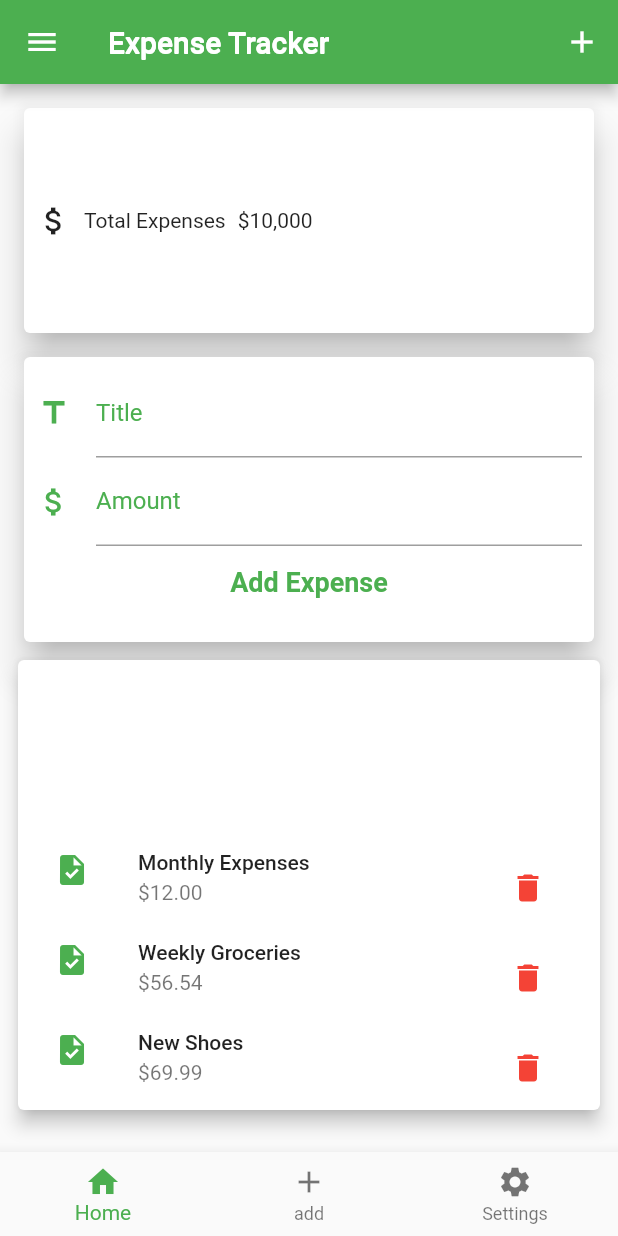
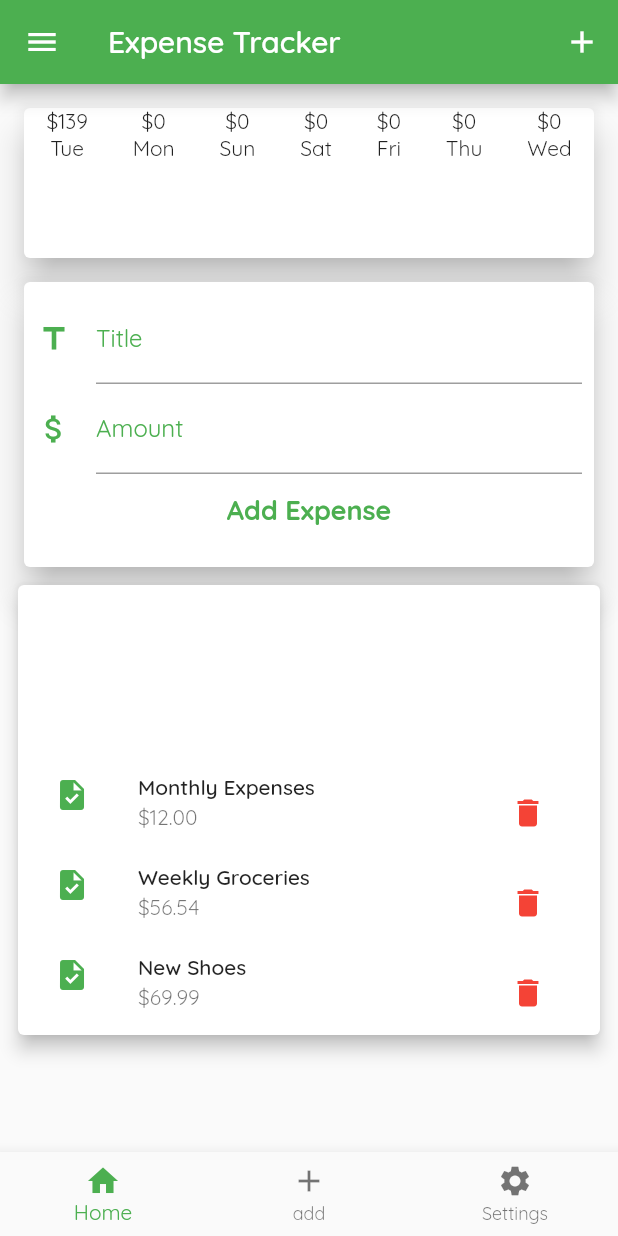
Before and after one commit to doziestar/tutisApp, a Flutter app: the screen it shows after launch, on a phone screen of 412 x 824 dp. Run offline on Flutter 3.47's test engine with Material 2 defaults, Android fonts, the phone set to English and light mode, and no system bars.

Commit message:
🐛  bug fix

```diff
--- a/lib/body.dart
+++ b/lib/body.dart
@@ -1,6 +1,7 @@
 import 'package:flutter/material.dart';
 
 import './models/transaction.dart';
+import './widget/chart.dart';
 import './widget/helper.dart';
 import './widget/transact_list.dart';
 
@@ -32,6 +33,16 @@ class _BodyState extends State<Body> {
         transactions.removeWhere((transaction) => transaction.id == id);
       },
     );
+  }
+
+  List<Transaction> get _recentTransactions {
+    return transactions.where((transaction) {
+      return transaction.date.isAfter(
+        DateTime.now().subtract(
+          const Duration(days: 7),
+        ),
+      );
+    }).toList();
   }
 
   void _showModalBottomSheet(BuildContext context) {
@@ -123,7 +134,9 @@ class _BodyState extends State<Body> {
       appBar: AppBar(
         toolbarTextStyle: const TextStyle(color: Colors.white),
         flexibleSpace: const FlexibleSpaceBar(
-          title: Text('Expense Tracker'),
+          title: Text(
+            'Expense Tracker',
+          ),
         ),
         actions: [
           IconButton(
@@ -133,7 +146,6 @@ class _BodyState extends State<Body> {
             },
           )
         ],
-        title: const Text("Expense Tracker"),
       ),
       body: transactions.isNotEmpty
           ? SingleChildScrollView(
@@ -141,23 +153,7 @@ class _BodyState extends State<Body> {
                 padding: const EdgeInsets.all(8),
                 child: Column(
                   children: [
-                    Card(
-                      elevation: 10,
-                      margin: const EdgeInsets.all(8),
-                      child: Container(
-                        height: 150,
-                        padding: const EdgeInsets.all(8),
-                        child: Row(
-                          children: const [
-                            Icon(Icons.attach_money),
-                            SizedBox(width: 8),
-                            Text('Total Expenses'),
-                            SizedBox(width: 8),
-                            Text('\$10,000'),
-                          ],
-                        ),
-                      ),
-                    ),
+                    Chart(_recentTransactions),
                     AddTransactionCard(_addTransaction),
                     TransactionOutput(_deleteTransaction),
                   ],
--- a/lib/main.dart
+++ b/lib/main.dart
@@ -1,4 +1,5 @@
 import 'package:flutter/material.dart';
+import 'package:flutter/services.dart';
 
 import 'body.dart';
 
@@ -19,6 +20,23 @@ class ExpenseTracker extends StatelessWidget {
           secondary: Colors.amber,
         ),
         primarySwatch: Colors.green,
+        fontFamily: 'Quicksand',
+        appBarTheme: ThemeData.light().appBarTheme.copyWith(
+              color: Colors.green,
+              elevation: 5,
+              systemOverlayStyle: SystemUiOverlayStyle.light,
+              iconTheme: const IconThemeData(color: Colors.white),
+              titleTextStyle: const TextStyle(
+                shadows: [
+                  Shadow(
+                    blurRadius: 10,
+                  ),
+                ],
+                color: Colors.white,
+                fontWeight: FontWeight.bold,
+                fontFamily: 'OpenSans',
+              ),
+            ),
       ),
       darkTheme: ThemeData(
         brightness: Brightness.dark,
--- /dev/null
+++ b/lib/widget/chart.dart
@@ -0,0 +1,117 @@
+import 'package:flutter/material.dart';
+import 'package:intl/intl.dart';
+import 'package:tutis/models/transaction.dart';
+
+class Chart extends StatelessWidget {
+  List<Transaction> transactions;
+
+  Chart(this.transactions);
+
+  List<Map<String, Object>> get groupedTransactionValues {
+    return List.generate(
+      7,
+      (index) {
+        final weekDay = DateTime.now().subtract(
+          Duration(days: index),
+        );
+
+        var totalSum = 0.0;
+        for (var i = 0; i < transactions.length; i++) {
+          if (transactions[i].date.day == weekDay.day &&
+              transactions[i].date.month == weekDay.month &&
+              transactions[i].date.year == weekDay.year) {
+            totalSum += transactions[i].amount;
+          }
+        }
+        return {'days': DateFormat.E().format(weekDay), 'amount': totalSum};
+      },
+    );
+  }
+
+  @override
+  Widget build(BuildContext context) {
+    // print(groupedTransactionValues);
+    return Card(
+      elevation: 10,
+      margin: const EdgeInsets.all(8),
+      child: Row(
+        mainAxisAlignment: MainAxisAlignment.spaceAround,
+        children: groupedTransactionValues.map((data) {
+          return ChartBar(
+            data['days'] as String,
+            data['amount'] as double,
+            // (data['amount'] as double).isNegative ? Colors.red : Colors.green,
+          );
+        }).toList(),
+      ),
+    );
+  }
+}
+
+class ChartBar extends StatelessWidget {
+  final String label;
+  final double spendingAmount;
+  // final spendingPctOfTotal;
+
+  const ChartBar(this.label, this.spendingAmount);
+  @override
+  Widget build(BuildContext context) {
+    return LayoutBuilder(
+      builder: (ctx, constraints) {
+        return SizedBox(
+          height: 100,
+          child: Column(
+            children: [
+              SizedBox(
+                // height: constraints.maxHeight * 0.15,
+                child: Text('\$${spendingAmount.toStringAsFixed(0)}'),
+              ),
+              SizedBox(
+                // height: constraints.maxHeight * 0.05,
+                child: FractionallySizedBox(
+                  // widthFactor: spendingPctOfTotal,
+                  child: Container(
+                    // height: constraints.maxHeight * 0.05,
+                    color: Colors.blue,
+                  ),
+                ),
+              ),
+              SizedBox(
+                // height: constraints.maxHeight * 0.15,
+                child: Text(label),
+              ),
+            ],
+          ),
+        );
+      },
+    );
+  }
+}
+
+//  Container(
+//             padding: const EdgeInsets.all(2),
+//             margin: const EdgeInsets.all(2),
+//             child: Column(
+//               children: [
+//                 Text(
+//                   '${data['days']}',
+//                   style: const TextStyle(
+//                     fontSize: 15,
+//                     fontWeight: FontWeight.bold,
+//                     color: Colors.blueGrey,
+//                   ),
+//                 ),
+//                 const SizedBox(
+//                   height: 40,
+//                 ),
+//                 Text(
+//                   '\$${data['amount']}',
+//                   style: const TextStyle(
+//                     fontSize: 15,
+//                     fontWeight: FontWeight.bold,
+//                     color: Colors.green,
+//                   ),
+//                 ),
+//               ],
+//             ),
+//           );
--- a/lib/widget/transact_list.dart
+++ b/lib/widget/transact_list.dart
@@ -136,12 +136,18 @@ class NoTransactionYet extends StatelessWidget {
               ),
             ),
             IconButton(
-                onPressed: () {},
-                icon: const Icon(
-                  Icons.restart_alt_rounded,
-                  semanticLabel: 'restart',
-                  color: Colors.blueGrey,
-                ))
+              onPressed: () {},
+              icon: const Icon(
+                Icons.restart_alt_rounded,
+                semanticLabel: 'restart',
+                color: Colors.blueGrey,
+              ),
+            ),
+            Image.asset(
+              'assets/images/passion.jpg',
+              width: 200,
+              height: 200,
+            ),
           ],
         ));
   }
```
Also changed, not shown: pubspec.yaml (+10 -8 lines), 1 other file.
